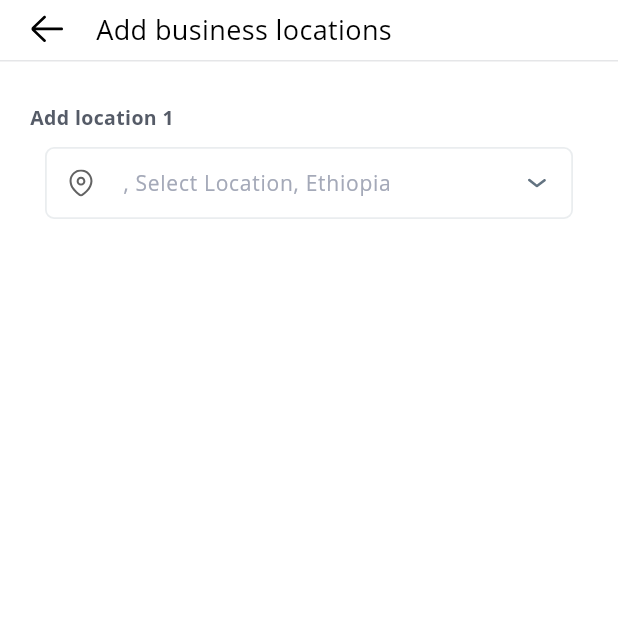
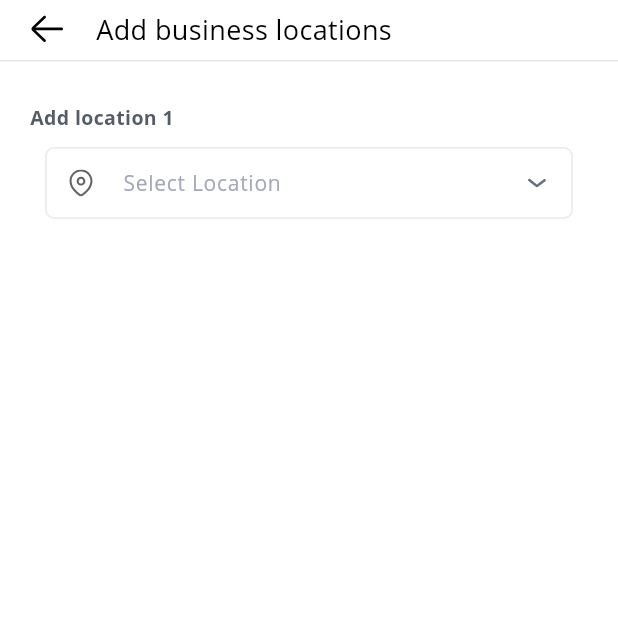
Before and after one commit to EshetuLucas/bnbit, a Flutter app: the BusinessLocationsView screen opened by its route, on a phone screen of 412 x 824 dp, the top half of it. Run offline on Flutter 3.47's test engine with Material 3 defaults, Android fonts, the phone set to English and light mode, and no system bars; our stand-ins replace cached_network_image, carousel_slider, device_info_plus, dio, dotted_border, email_validator and 25 more; missing offline and left inert: location_geocoder, move_to_background, places_service, qr_code_scanner, stacked_firebase_auth; accounts and stored records are empty; project files that could hold a hidden picture were left out.

Commit message:
Updates business location view

```diff
--- a/lib/ui/views/business_locations/business_locations_view.dart
+++ b/lib/ui/views/business_locations/business_locations_view.dart
@@ -165,7 +165,9 @@ class _Location extends ViewModelWidget<BusinessLocationsViewModel> {
               child: InkWell(
                 onTap: onTap,
                 child: InputField(
-                  placeholder: address.displayAddress,
+                  placeholder: address.city == 'Select Location'
+                      ? address.city
+                      : address.displayAddress,
 
                   maxLine: 1,
                   // onChanged: viewModel.onChange,
--- a/lib/ui/views/business_locations/business_locations_viewmodel.dart
+++ b/lib/ui/views/business_locations/business_locations_viewmodel.dart
@@ -26,7 +26,7 @@ class BusinessLocationsViewModel extends BaseViewModel {
 
   Address get placeHolderAddress => Address(
         city: 'Select Location',
-        country: 'Ethiopia',
+        country: '',
         latitude: 0,
         longitude: 0,
       );
```
